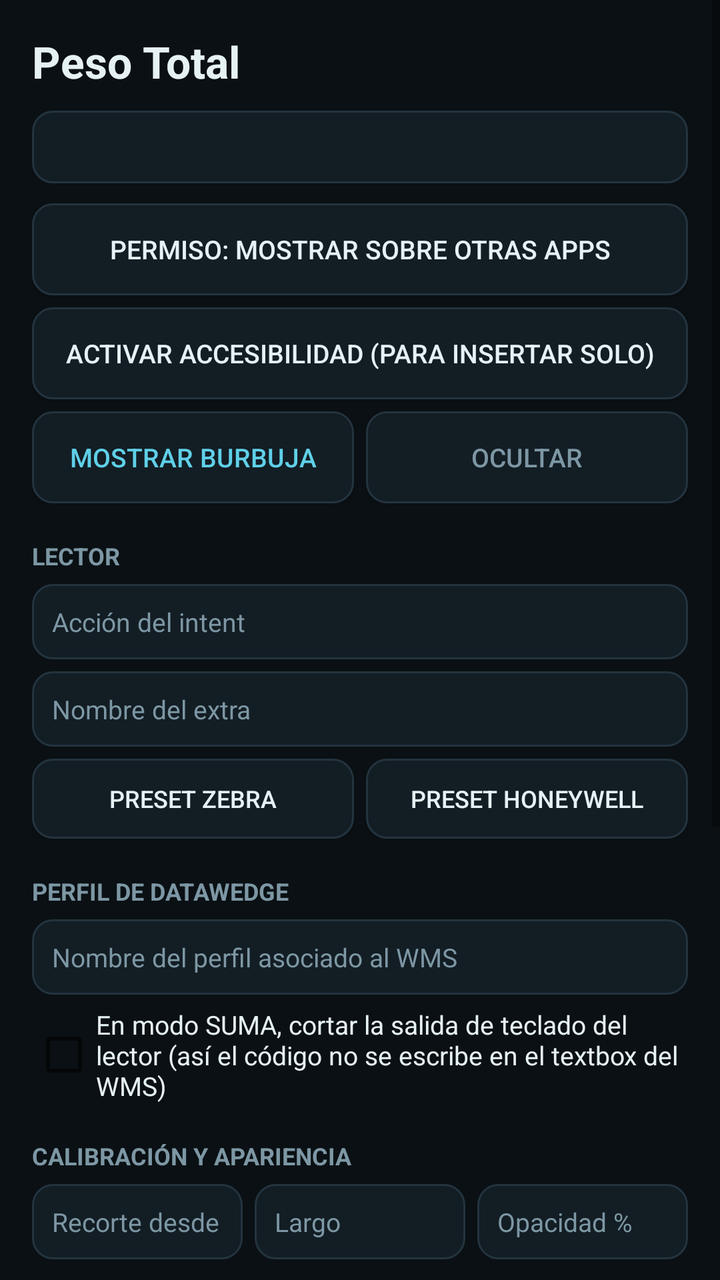
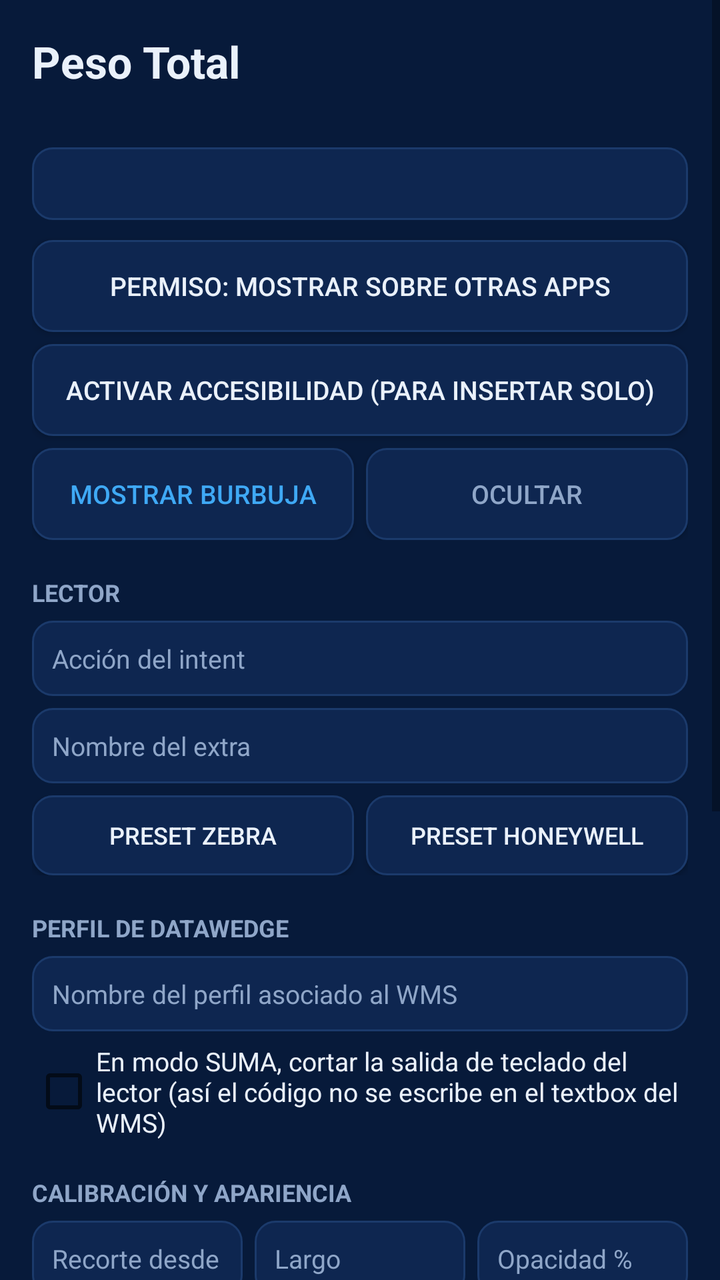

An Android layout rendered at two revisions. The XML below is the earlier revision; the diff shows what the commit changed to produce the second picture.
<!-- AndroidManifest.xml: application theme Theme.PesoTotal -->
<!-- res/layout/activity_main.xml -->
<?xml version="1.0" encoding="utf-8"?>
<ScrollView xmlns:android="http://schemas.android.com/apk/res/android"
    android:layout_width="match_parent"
    android:layout_height="match_parent"
    android:background="@color/bg">

    <LinearLayout
        android:layout_width="match_parent"
        android:layout_height="wrap_content"
        android:orientation="vertical"
        android:padding="16dp">

        <TextView
            android:layout_width="wrap_content"
            android:layout_height="wrap_content"
            android:text="@string/app_name"
            android:textColor="@color/txt"
            android:textSize="22sp"
            android:textStyle="bold" />

        <TextView
            android:id="@+id/status"
            android:layout_width="match_parent"
            android:layout_height="wrap_content"
            android:layout_marginTop="10dp"
            android:background="@drawable/bg_field"
            android:fontFamily="monospace"
            android:padding="10dp"
            android:textColor="@color/dim"
            android:textSize="12sp" />

        <Button
            android:id="@+id/btnOverlay"
            android:layout_width="match_parent"
            android:layout_height="46dp"
            android:layout_marginTop="10dp"
            android:background="@drawable/bg_button"
            android:text="Permiso: mostrar sobre otras apps"
            android:textColor="@color/txt"
            android:textSize="13sp" />

        <Button
            android:id="@+id/btnAccess"
            android:layout_width="match_parent"
            android:layout_height="46dp"
            android:layout_marginTop="6dp"
            android:background="@drawable/bg_button"
            android:text="Activar accesibilidad (para insertar solo)"
            android:textColor="@color/txt"
            android:textSize="13sp" />

        <LinearLayout
            android:layout_width="match_parent"
            android:layout_height="wrap_content"
            android:layout_marginTop="6dp"
            android:orientation="horizontal">

            <Button
                android:id="@+id/btnStart"
                android:layout_width="0dp"
                android:layout_height="46dp"
                android:layout_weight="1"
                android:background="@drawable/bg_button"
                android:text="Mostrar burbuja"
                android:textColor="@color/ice"
                android:textSize="13sp" />

            <Button
                android:id="@+id/btnStop"
                android:layout_width="0dp"
                android:layout_height="46dp"
                android:layout_marginStart="6dp"
                android:layout_weight="1"
                android:background="@drawable/bg_button"
                android:text="Ocultar"
                android:textColor="@color/dim"
                android:textSize="13sp" />
        </LinearLayout>

        <TextView
            android:layout_width="wrap_content"
            android:layout_height="wrap_content"
            android:layout_marginTop="18dp"
            android:text="LECTOR"
            android:textColor="@color/dim"
            android:textSize="12sp"
            android:textStyle="bold" />

        <EditText
            android:id="@+id/action"
            android:layout_width="match_parent"
            android:layout_height="wrap_content"
            android:layout_marginTop="6dp"
            android:background="@drawable/bg_field"
            android:hint="Acción del intent"
            android:inputType="text"
            android:padding="10dp"
            android:textColor="@color/txt"
            android:textSize="13sp" />

        <EditText
            android:id="@+id/extra"
            android:layout_width="match_parent"
            android:layout_height="wrap_content"
            android:layout_marginTop="6dp"
            android:background="@drawable/bg_field"
            android:hint="Nombre del extra"
            android:inputType="text"
            android:padding="10dp"
            android:textColor="@color/txt"
            android:textSize="13sp" />

        <LinearLayout
            android:layout_width="match_parent"
            android:layout_height="wrap_content"
            android:layout_marginTop="6dp"
            android:orientation="horizontal">

            <Button
                android:id="@+id/btnZebra"
                android:layout_width="0dp"
                android:layout_height="40dp"
                android:layout_weight="1"
                android:background="@drawable/bg_button"
                android:text="Preset Zebra"
                android:textColor="@color/txt"
                android:textSize="12sp" />

            <Button
                android:id="@+id/btnHoneywell"
                android:layout_width="0dp"
                android:layout_height="40dp"
                android:layout_marginStart="6dp"
                android:layout_weight="1"
                android:background="@drawable/bg_button"
                android:text="Preset Honeywell"
                android:textColor="@color/txt"
                android:textSize="12sp" />
        </LinearLayout>

        <TextView
            android:layout_width="wrap_content"
            android:layout_height="wrap_content"
            android:layout_marginTop="18dp"
            android:text="PERFIL DE DATAWEDGE"
            android:textColor="@color/dim"
            android:textSize="12sp"
            android:textStyle="bold" />

        <LinearLayout
            android:layout_width="match_parent"
            android:layout_height="wrap_content"
            android:layout_marginTop="6dp"
            android:orientation="horizontal">

            <EditText
                android:id="@+id/profileWms"
                android:layout_width="0dp"
                android:layout_height="wrap_content"
                android:layout_weight="1"
                android:background="@drawable/bg_field"
                android:hint="Nombre del perfil asociado al WMS"
                android:inputType="text"
                android:padding="10dp"
                android:textColor="@color/txt"
                android:textSize="13sp" />

        </LinearLayout>

        <CheckBox
            android:id="@+id/cutKeystroke"
            android:layout_width="match_parent"
            android:layout_height="wrap_content"
            android:layout_marginTop="6dp"
            android:text="En modo SUMA, cortar la salida de teclado del lector (así el código no se escribe en el textbox del WMS)"
            android:textColor="@color/txt"
            android:textSize="13sp" />

        <TextView
            android:layout_width="wrap_content"
            android:layout_height="wrap_content"
            android:layout_marginTop="18dp"
            android:text="CALIBRACIÓN Y APARIENCIA"
            android:textColor="@color/dim"
            android:textSize="12sp"
            android:textStyle="bold" />

        <LinearLayout
            android:layout_width="match_parent"
            android:layout_height="wrap_content"
            android:layout_marginTop="6dp"
            android:orientation="horizontal">

            <EditText
                android:id="@+id/offset"
                android:layout_width="0dp"
                android:layout_height="wrap_content"
                android:layout_weight="1"
                android:background="@drawable/bg_field"
                android:hint="Recorte desde"
                android:inputType="number"
                android:padding="10dp"
                android:textColor="@color/txt"
                android:textSize="13sp" />

            <EditText
                android:id="@+id/len"
                android:layout_width="0dp"
                android:layout_height="wrap_content"
                android:layout_marginStart="6dp"
                android:layout_weight="1"
                android:background="@drawable/bg_field"
                android:hint="Largo"
                android:inputType="number"
                android:padding="10dp"
                android:textColor="@color/txt"
                android:textSize="13sp" />

            <EditText
                android:id="@+id/alpha"
                android:layout_width="0dp"
                android:layout_height="wrap_content"
                android:layout_marginStart="6dp"
                android:layout_weight="1"
                android:background="@drawable/bg_field"
                android:hint="Opacidad %"
                android:inputType="number"
                android:padding="10dp"
                android:textColor="@color/txt"
                android:textSize="13sp" />
        </LinearLayout>

        <CheckBox
            android:id="@+id/comma"
            android:layout_width="wrap_content"
            android:layout_height="wrap_content"
            android:layout_marginTop="8dp"
            android:text="Separador decimal coma (11,5)"
            android:textColor="@color/txt"
            android:textSize="13sp" />

        <CheckBox
            android:id="@+id/resetAfter"
            android:layout_width="wrap_content"
            android:layout_height="wrap_content"
            android:text="Reiniciar la suma después de insertar"
            android:textColor="@color/txt"
            android:textSize="13sp" />

        <CheckBox
            android:id="@+id/edgeBar"
            android:layout_width="wrap_content"
            android:layout_height="wrap_content"
            android:text="Modo barra de borde (más discreto)"
            android:textColor="@color/txt"
            android:textSize="13sp" />

        <Button
            android:id="@+id/btnSave"
            android:layout_width="match_parent"
            android:layout_height="48dp"
            android:layout_marginTop="12dp"
            android:background="@drawable/bg_button"
            android:text="Guardar y reiniciar burbuja"
            android:textColor="@color/ice"
            android:textSize="14sp" />

        <TextView
            android:layout_width="wrap_content"
            android:layout_height="wrap_content"
            android:layout_marginTop="18dp"
            android:text="PRUEBA"
            android:textColor="@color/dim"
            android:textSize="12sp"
            android:textStyle="bold" />

        <EditText
            android:id="@+id/test"
            android:layout_width="match_parent"
            android:layout_height="wrap_content"
            android:layout_marginTop="6dp"
            android:background="@drawable/bg_field"
            android:fontFamily="monospace"
            android:hint="Dispara la pistola aquí o pega un código"
            android:inputType="text"
            android:padding="10dp"
            android:textColor="@color/txt"
            android:textSize="13sp" />

        <Button
            android:id="@+id/btnTest"
            android:layout_width="match_parent"
            android:layout_height="44dp"
            android:layout_marginTop="6dp"
            android:background="@drawable/bg_button"
            android:text="Probar el código"
            android:textColor="@color/txt"
            android:textSize="13sp" />

        <TextView
            android:id="@+id/testResult"
            android:layout_width="match_parent"
            android:layout_height="wrap_content"
            android:layout_marginTop="8dp"
            android:layout_marginBottom="24dp"
            android:fontFamily="monospace"
            android:textColor="@color/ice"
            android:textSize="16sp" />
    </LinearLayout>
</ScrollView>
<!-- resources referenced by this layout -->
<resources>
  <color name="bg">#0A1014</color>
  <color name="dim">#7D97A4</color>
  <color name="ice">#5FD0E8</color>
  <color name="txt">#E6F1F5</color>
  <!-- drawable bg_button (drawable) -->
  <?xml version="1.0" encoding="utf-8"?>
  <shape xmlns:android="http://schemas.android.com/apk/res/android" android:shape="rectangle">
      <solid android:color="@color/card" />
      <stroke android:width="1dp" android:color="@color/line" />
      <corners android:radius="10dp" />
  </shape>
  <!-- drawable bg_field (drawable) -->
  <?xml version="1.0" encoding="utf-8"?>
  <shape xmlns:android="http://schemas.android.com/apk/res/android" android:shape="rectangle">
      <solid android:color="@color/card" />
      <stroke android:width="1dp" android:color="@color/line" />
      <corners android:radius="10dp" />
  </shape>
  <string name="app_name">Peso Total</string>
  <style name="Theme.PesoTotal" parent="Theme.AppCompat.DayNight.NoActionBar">
          <item name="android:colorBackground">@color/bg</item>
          <item name="android:textColor">@color/txt</item>
          <item name="android:textColorHint">@color/dim</item>
      </style>
  <color name="card">#131D24</color>
  <color name="line">#24343F</color>
</resources>

<!-- the commit's change to res/layout/activity_main.xml (unified diff, before → after) -->
@@ -17,6 +17,14 @@
             android:textColor="@color/txt"
             android:textSize="22sp"
             android:textStyle="bold" />
+
+        <TextView
+            android:id="@+id/version"
+            android:layout_width="wrap_content"
+            android:layout_height="wrap_content"
+            android:layout_marginTop="2dp"
+            android:textColor="@color/dim"
+            android:textSize="12sp" />
 
         <TextView
             android:id="@+id/status"
<!-- resource entries referenced after the edit -->
@@ -1,9 +1,9 @@
 <!-- resources referenced by this layout -->
 <resources>
-  <color name="bg">#0A1014</color>
-  <color name="dim">#7D97A4</color>
-  <color name="ice">#5FD0E8</color>
-  <color name="txt">#E6F1F5</color>
+  <color name="bg">#071A3A</color>
+  <color name="dim">#8FA6C8</color>
+  <color name="ice">#3FA9F5</color>
+  <color name="txt">#EAF1FB</color>
   <!-- drawable bg_button (drawable) -->
   <?xml version="1.0" encoding="utf-8"?>
   <shape xmlns:android="http://schemas.android.com/apk/res/android" android:shape="rectangle">
@@ -24,7 +24,7 @@
           <item name="android:textColor">@color/txt</item>
           <item name="android:textColorHint">@color/dim</item>
       </style>
-  <color name="card">#131D24</color>
-  <color name="line">#24343F</color>
+  <color name="card">#0E2650</color>
+  <color name="line">#1B3A6B</color>
 </resources>
 
